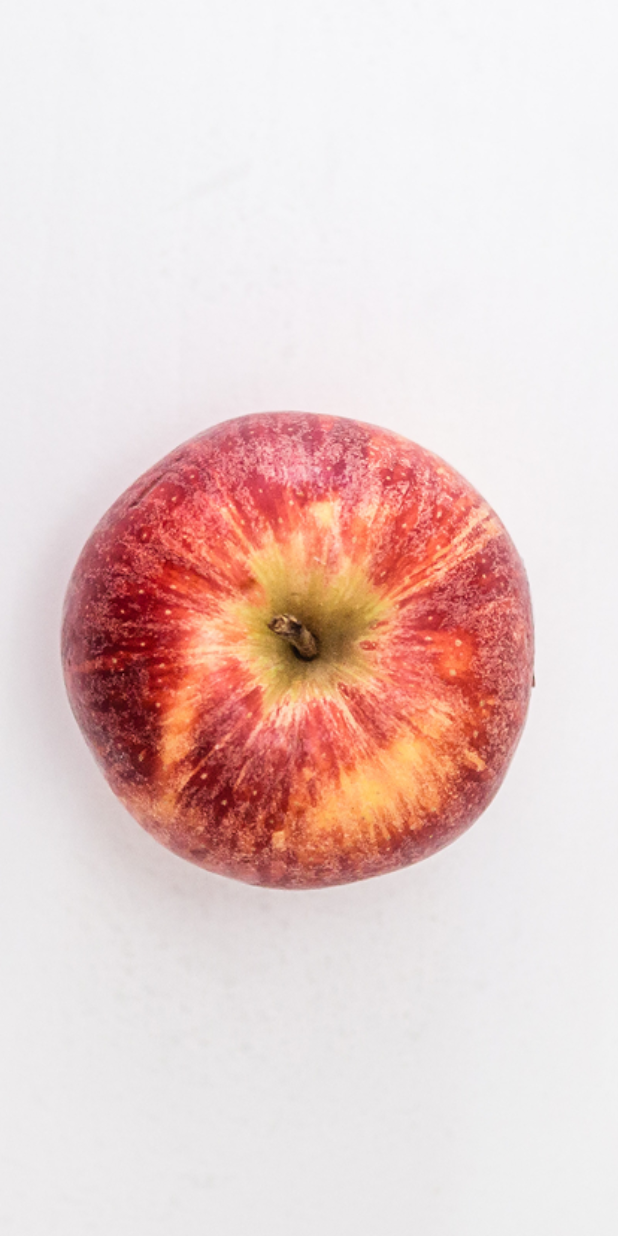
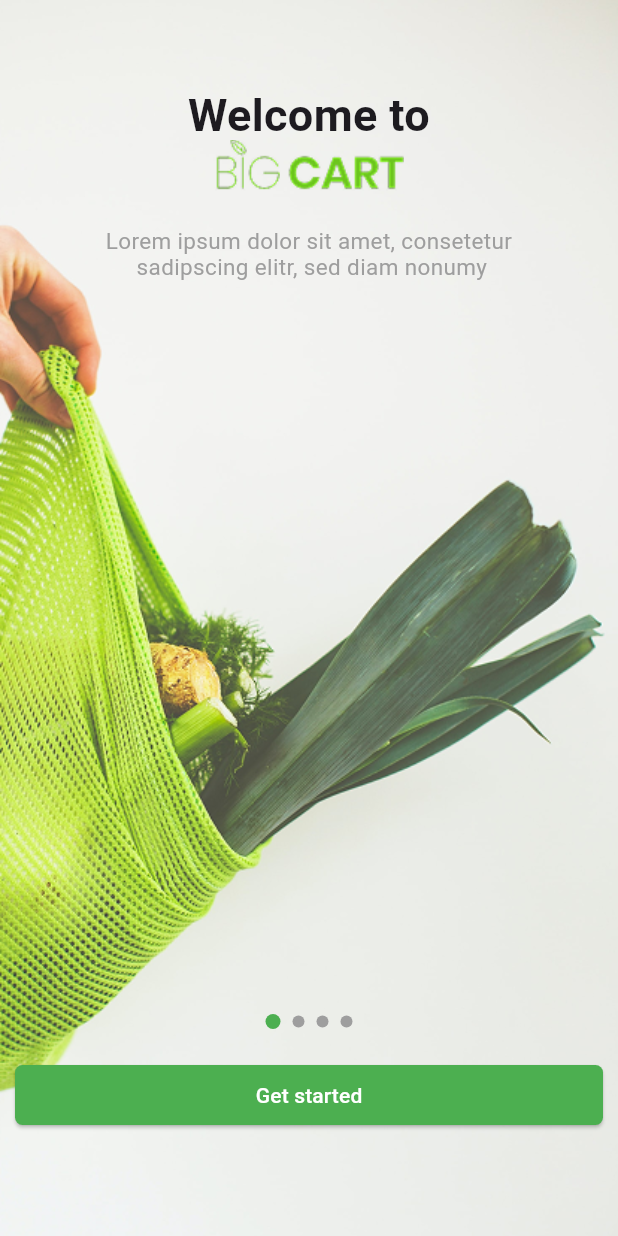
Before and after one commit to dungtoAdr/grocery_app, a Flutter app: the screen it shows after launch, on a phone screen of 412 x 824 dp. Run offline on Flutter 3.47's test engine with Material 3 defaults, Android fonts, the phone set to English and light mode, and no system bars.

Commit message:
splash screen

```diff
--- a/lib/main.dart
+++ b/lib/main.dart
@@ -1,4 +1,5 @@
 import 'package:flutter/material.dart';
+import 'package:grocery_app/screen/splash_screen.dart';
 
 void main() {
   runApp(const MyApp());
@@ -12,12 +13,11 @@ class MyApp extends StatelessWidget {
   Widget build(BuildContext context) {
     return MaterialApp(
       title: 'Flutter Demo',
+      debugShowCheckedModeBanner: false,
       theme: ThemeData(
         colorScheme: ColorScheme.fromSeed(seedColor: Colors.deepPurple),
       ),
-      home: Scaffold(
-        body: Image.asset('assets/pic1.png',fit: BoxFit.cover,height: double.infinity,width: double.infinity,),
-      ),
+      home: SplashScreen(),
     );
   }
 }
--- /dev/null
+++ b/lib/screen/splash_screen.dart
@@ -0,0 +1,141 @@
+import 'package:flutter/material.dart';
+
+class SplashScreen extends StatefulWidget {
+  const SplashScreen({super.key});
+
+  @override
+  State<SplashScreen> createState() => _SplashScreenState();
+}
+
+class _SplashScreenState extends State<SplashScreen> {
+  final PageController _pageController = PageController();
+  int _currentIndex = 0;
+  final List<Map<String, String>> _slides = [
+    {
+      'image': 'assets/pic4.png',
+      'title': 'Welcome to',
+      'image2': 'assets/bigCart.png',
+    },
+    {'image': 'assets/pic1.png', 'title': 'Get Discounts \n On All Products'},
+    {'image': 'assets/pic2.png', 'title': 'Buy Premium \n Quality Fruits'},
+    {'image': 'assets/pic3.png', 'title': 'Buy Quality \n Dairy Products'},
+
+  ];
+
+  @override
+  Widget build(BuildContext context) {
+    return Scaffold(
+      body: Stack(
+        children: [
+          PageView.builder(
+            controller: _pageController,
+            onPageChanged: (value) {
+              setState(() {
+                _currentIndex = value;
+              });
+            },
+            itemCount: _slides.length,
+            itemBuilder: (context, index) {
+              return Stack(
+                fit: StackFit.expand,
+                children: [
+                  Image.asset(_slides[index]['image']!, fit: BoxFit.cover),
+                  Column(
+                    children: [
+                      SizedBox(height: 60),
+                      Center(
+                        child: SizedBox(
+                          height: 83,
+                          width: 248,
+                          child: Column(
+                            children: [
+                              Text(
+                                textAlign: TextAlign.center,
+                                _slides[index]['title']!,
+                                style: TextStyle(
+                                  fontWeight: FontWeight.bold,
+                                  fontSize: 30,
+                                  height: 1.1,
+                                ),
+                              ),
+                              _slides[index]['image2'] != null
+                                  ? Image.asset(_slides[index]['image2']!)
+                                  : SizedBox(),
+                            ],
+                          ),
+                        ),
+                      ),
+                      SizedBox(height: 10),
+                      Center(
+                        child: SizedBox(
+                          height: 46,
+                          width: 320,
+                          child: Column(
+                            children: [
+                              Text(
+                                textAlign: TextAlign.center,
+                                "Lorem ipsum dolor sit amet, consetetur \n sadipscing elitr, sed diam nonumy",
+                                style: TextStyle(
+                                  fontSize: 15,
+                                  height: 1.1,
+                                  color: Colors.grey,
+                                ),
+                              ),
+                            ],
+                          ),
+                        ),
+                      ),
+                    ],
+                  ),
+                ],
+              );
+            },
+          ),
+          Positioned(
+            bottom: 70,
+            left: 0,
+            right: 0,
+            child: Column(
+              children: [
+                Row(
+                  mainAxisAlignment: MainAxisAlignment.center,
+                  children: List.generate(
+                    _slides.length,
+                    (index) => Container(
+                      margin: const EdgeInsets.symmetric(horizontal: 4),
+                      width: _currentIndex == index ? 10 : 8,
+                      height: _currentIndex == index ? 10 : 8,
+                      decoration: BoxDecoration(
+                        color:
+                            _currentIndex == index ? Colors.green : Colors.grey,
+                        shape: BoxShape.circle,
+                      ),
+                    ),
+                  ),
+                ),
+                SizedBox(height: 20),
+                Padding(
+                  padding: const EdgeInsets.only(left: 10, right: 10),
+                  child: SizedBox(
+                    width: double.infinity,
+                    child: ElevatedButton(
+                      onPressed: () {},
+                      style: ElevatedButton.styleFrom(
+                        backgroundColor: Colors.green,
+                        foregroundColor: Colors.white,
+                        shape: RoundedRectangleBorder(
+                          borderRadius: BorderRadius.circular(5),
+                        ),
+                      ),
+                      child: Text("Get started"),
+                    ),
+                  ),
+                ),
+              ],
+            ),
+          ),
+        ],
+      ),
+    );
+  }
+}
--- a/pubspec.yaml
+++ b/pubspec.yaml
@@ -63,6 +63,10 @@ flutter:
   #   - images/a_dot_ham.jpeg
   assets:
     - assets/pic1.png
+    - assets/pic2.png
+    - assets/pic3.png
+    - assets/pic4.png
+    - assets/bigCart.png
   # An image asset can refer to one or more resolution-specific "variants", see
   # https://flutter.dev/to/resolution-aware-images
 
```
Also changed, not shown: assets/bigCart.png (added), assets/pic2.png (added), assets/pic3.png (added), assets/pic4.png (added).
